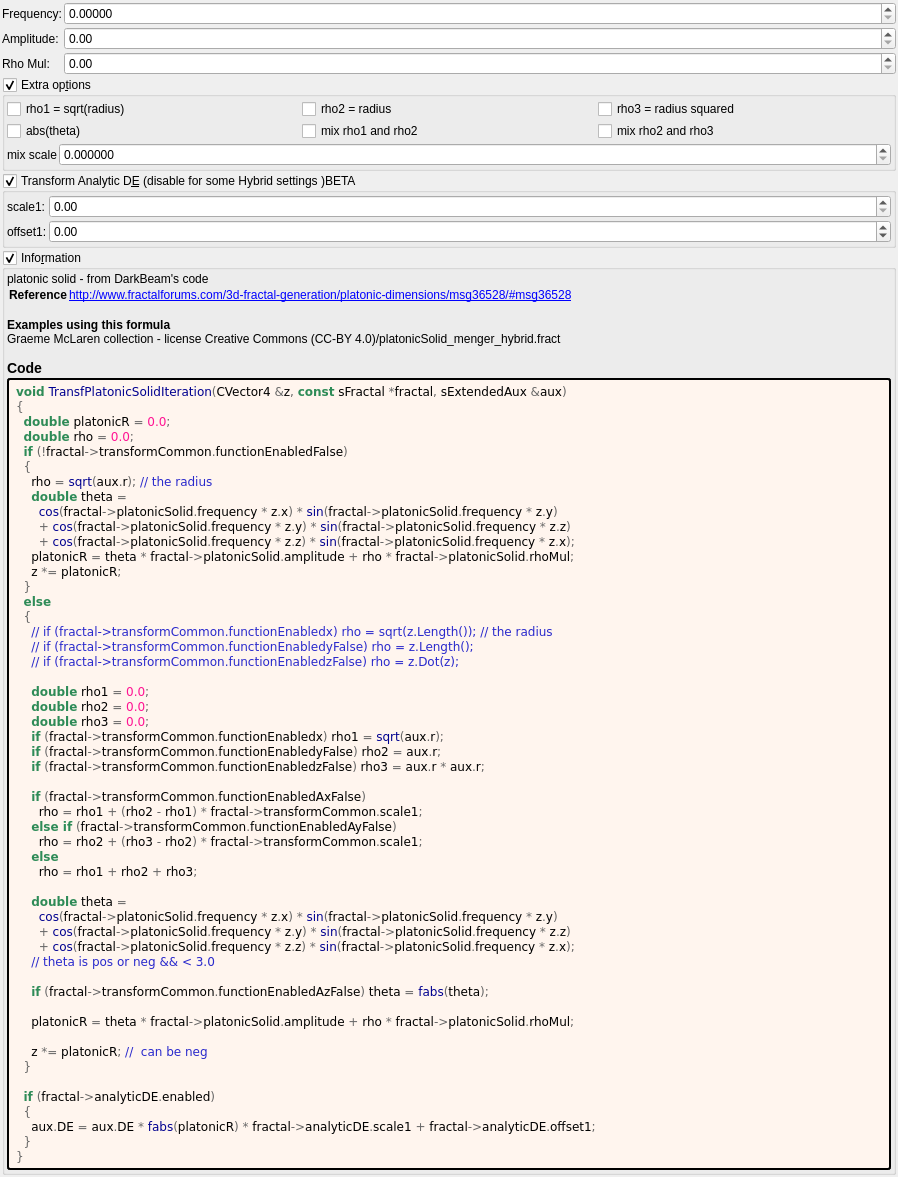
Before: the Qt Designer form mandelbulber2/formula/ui/transf_platonic_solid.ui in buddhi1980/mandelbulber2, drawn with Qt 5.
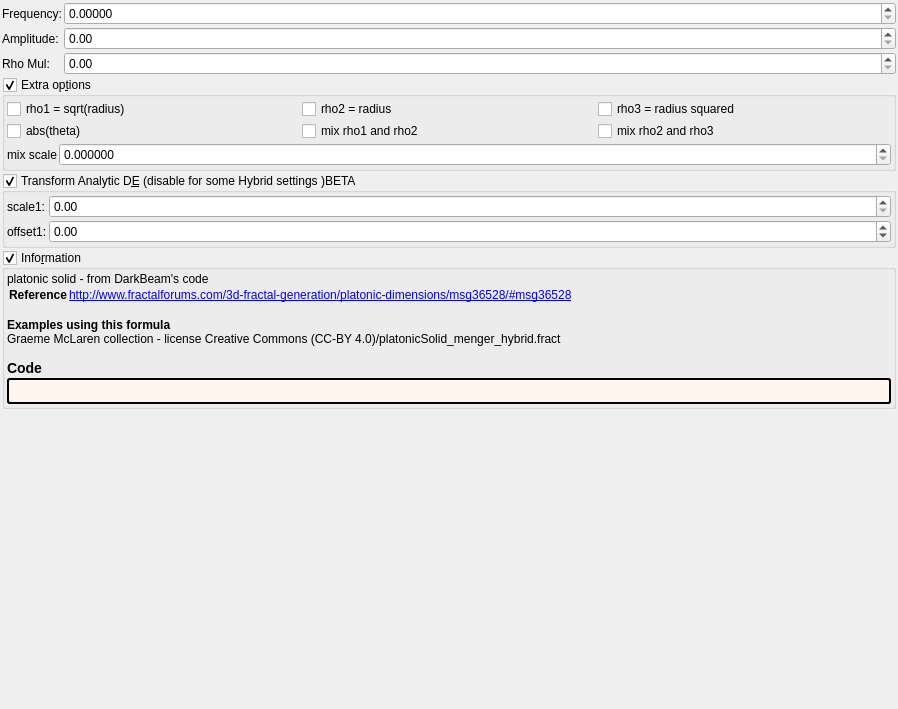
After: the same form once the commit is applied. Custom widgets are drawn as their Qt base class.

Patch:
```diff
--- a/mandelbulber2/formula/ui/transf_platonic_solid.ui
+++ b/mandelbulber2/formula/ui/transf_platonic_solid.ui
@@ -431,61 +431,7 @@
          <string notr="true">border-style: outset; border-width: 2px; border-radius: 3px; border-color: black; background-color: #fff5ee; padding: 4px;</string>
         </property>
         <property name="text">
-         <string notr="true">&lt;body style=&quot;background-color:#fff5ee&quot;&gt;
-&lt;pre style=&quot;color:#000000; background-color:#fff5ee;  font-family:'Courier New',monospace;&quot;&gt;&lt;span style=&quot;color:#2e8b57; font-weight:bold&quot;&gt;void&lt;/span&gt; &lt;span style=&quot;color:#00008f&quot;&gt;TransfPlatonicSolidIteration&lt;/span&gt;&lt;span style=&quot;color:#676767&quot;&gt;(&lt;/span&gt;CVector4 &lt;span style=&quot;color:#676767&quot;&gt;&amp;amp;&lt;/span&gt;z&lt;span style=&quot;color:#676767&quot;&gt;,&lt;/span&gt; &lt;span style=&quot;color:#2e8b57; font-weight:bold&quot;&gt;const&lt;/span&gt; sFractal &lt;span style=&quot;color:#676767&quot;&gt;*&lt;/span&gt;fractal&lt;span style=&quot;color:#676767&quot;&gt;,&lt;/span&gt; sExtendedAux &lt;span style=&quot;color:#676767&quot;&gt;&amp;amp;&lt;/span&gt;aux&lt;span style=&quot;color:#676767&quot;&gt;)&lt;/span&gt;
-&lt;span style=&quot;color:#676767&quot;&gt;{&lt;/span&gt;
-  &lt;span style=&quot;color:#2e8b57; font-weight:bold&quot;&gt;double&lt;/span&gt; platonicR &lt;span style=&quot;color:#676767&quot;&gt;=&lt;/span&gt; &lt;span style=&quot;color:#ff1493&quot;&gt;0.0&lt;/span&gt;&lt;span style=&quot;color:#676767&quot;&gt;;&lt;/span&gt;
-  &lt;span style=&quot;color:#2e8b57; font-weight:bold&quot;&gt;double&lt;/span&gt; rho &lt;span style=&quot;color:#676767&quot;&gt;=&lt;/span&gt; &lt;span style=&quot;color:#ff1493&quot;&gt;0.0&lt;/span&gt;&lt;span style=&quot;color:#676767&quot;&gt;;&lt;/span&gt;
-  &lt;span style=&quot;color:#2e8b57; font-weight:bold&quot;&gt;if&lt;/span&gt; &lt;span style=&quot;color:#676767&quot;&gt;(!&lt;/span&gt;fractal&lt;span style=&quot;color:#676767&quot;&gt;-&amp;gt;&lt;/span&gt;transformCommon&lt;span style=&quot;color:#676767&quot;&gt;.&lt;/span&gt;functionEnabledFalse&lt;span style=&quot;color:#676767&quot;&gt;)&lt;/span&gt;
-  &lt;span style=&quot;color:#676767&quot;&gt;{&lt;/span&gt;
-    rho &lt;span style=&quot;color:#676767&quot;&gt;=&lt;/span&gt; &lt;span style=&quot;color:#00008f&quot;&gt;sqrt&lt;/span&gt;&lt;span style=&quot;color:#676767&quot;&gt;(&lt;/span&gt;aux&lt;span style=&quot;color:#676767&quot;&gt;.&lt;/span&gt;r&lt;span style=&quot;color:#676767&quot;&gt;);&lt;/span&gt; &lt;span style=&quot;color:#2929cc&quot;&gt;// the radius&lt;/span&gt;
-    &lt;span style=&quot;color:#2e8b57; font-weight:bold&quot;&gt;double&lt;/span&gt; theta &lt;span style=&quot;color:#676767&quot;&gt;=&lt;/span&gt;
-      &lt;span style=&quot;color:#00008f&quot;&gt;cos&lt;/span&gt;&lt;span style=&quot;color:#676767&quot;&gt;(&lt;/span&gt;fractal&lt;span style=&quot;color:#676767&quot;&gt;-&amp;gt;&lt;/span&gt;platonicSolid&lt;span style=&quot;color:#676767&quot;&gt;.&lt;/span&gt;frequency &lt;span style=&quot;color:#676767&quot;&gt;*&lt;/span&gt; z&lt;span style=&quot;color:#676767&quot;&gt;.&lt;/span&gt;x&lt;span style=&quot;color:#676767&quot;&gt;) *&lt;/span&gt; &lt;span style=&quot;color:#00008f&quot;&gt;sin&lt;/span&gt;&lt;span style=&quot;color:#676767&quot;&gt;(&lt;/span&gt;fractal&lt;span style=&quot;color:#676767&quot;&gt;-&amp;gt;&lt;/span&gt;platonicSolid&lt;span style=&quot;color:#676767&quot;&gt;.&lt;/span&gt;frequency &lt;span style=&quot;color:#676767&quot;&gt;*&lt;/span&gt; z&lt;span style=&quot;color:#676767&quot;&gt;.&lt;/span&gt;y&lt;span style=&quot;color:#676767&quot;&gt;)&lt;/span&gt;
-      &lt;span style=&quot;color:#676767&quot;&gt;+&lt;/span&gt; &lt;span style=&quot;color:#00008f&quot;&gt;cos&lt;/span&gt;&lt;span style=&quot;color:#676767&quot;&gt;(&lt;/span&gt;fractal&lt;span style=&quot;color:#676767&quot;&gt;-&amp;gt;&lt;/span&gt;platonicSolid&lt;span style=&quot;color:#676767&quot;&gt;.&lt;/span&gt;frequency &lt;span style=&quot;color:#676767&quot;&gt;*&lt;/span&gt; z&lt;span style=&quot;color:#676767&quot;&gt;.&lt;/span&gt;y&lt;span style=&quot;color:#676767&quot;&gt;) *&lt;/span&gt; &lt;span style=&quot;color:#00008f&quot;&gt;sin&lt;/span&gt;&lt;span style=&quot;color:#676767&quot;&gt;(&lt;/span&gt;fractal&lt;span style=&quot;color:#676767&quot;&gt;-&amp;gt;&lt;/span&gt;platonicSolid&lt;span style=&quot;color:#676767&quot;&gt;.&lt;/span&gt;frequency &lt;span style=&quot;color:#676767&quot;&gt;*&lt;/span&gt; z&lt;span style=&quot;color:#676767&quot;&gt;.&lt;/span&gt;z&lt;span style=&quot;color:#676767&quot;&gt;)&lt;/span&gt;
-      &lt;span style=&quot;color:#676767&quot;&gt;+&lt;/span&gt; &lt;span style=&quot;color:#00008f&quot;&gt;cos&lt;/span&gt;&lt;span style=&quot;color:#676767&quot;&gt;(&lt;/span&gt;fractal&lt;span style=&quot;color:#676767&quot;&gt;-&amp;gt;&lt;/span&gt;platonicSolid&lt;span style=&quot;color:#676767&quot;&gt;.&lt;/span&gt;frequency &lt;span style=&quot;color:#676767&quot;&gt;*&lt;/span&gt; z&lt;span style=&quot;color:#676767&quot;&gt;.&lt;/span&gt;z&lt;span style=&quot;color:#676767&quot;&gt;) *&lt;/span&gt; &lt;span style=&quot;color:#00008f&quot;&gt;sin&lt;/span&gt;&lt;span style=&quot;color:#676767&quot;&gt;(&lt;/span&gt;fractal&lt;span style=&quot;color:#676767&quot;&gt;-&amp;gt;&lt;/span&gt;platonicSolid&lt;span style=&quot;color:#676767&quot;&gt;.&lt;/span&gt;frequency &lt;span style=&quot;color:#676767&quot;&gt;*&lt;/span&gt; z&lt;span style=&quot;color:#676767&quot;&gt;.&lt;/span&gt;x&lt;span style=&quot;color:#676767&quot;&gt;);&lt;/span&gt;
-    platonicR &lt;span style=&quot;color:#676767&quot;&gt;=&lt;/span&gt; theta &lt;span style=&quot;color:#676767&quot;&gt;*&lt;/span&gt; fractal&lt;span style=&quot;color:#676767&quot;&gt;-&amp;gt;&lt;/span&gt;platonicSolid&lt;span style=&quot;color:#676767&quot;&gt;.&lt;/span&gt;amplitude &lt;span style=&quot;color:#676767&quot;&gt;+&lt;/span&gt; rho &lt;span style=&quot;color:#676767&quot;&gt;*&lt;/span&gt; fractal&lt;span style=&quot;color:#676767&quot;&gt;-&amp;gt;&lt;/span&gt;platonicSolid&lt;span style=&quot;color:#676767&quot;&gt;.&lt;/span&gt;rhoMul&lt;span style=&quot;color:#676767&quot;&gt;;&lt;/span&gt;
-    z &lt;span style=&quot;color:#676767&quot;&gt;*=&lt;/span&gt; platonicR&lt;span style=&quot;color:#676767&quot;&gt;;&lt;/span&gt;
-  &lt;span style=&quot;color:#676767&quot;&gt;}&lt;/span&gt;
-  &lt;span style=&quot;color:#2e8b57; font-weight:bold&quot;&gt;else&lt;/span&gt;
-  &lt;span style=&quot;color:#676767&quot;&gt;{&lt;/span&gt;
-    &lt;span style=&quot;color:#2929cc&quot;&gt;// if (fractal-&amp;gt;transformCommon.functionEnabledx) rho = sqrt(z.Length()); // the radius&lt;/span&gt;
-    &lt;span style=&quot;color:#2929cc&quot;&gt;// if (fractal-&amp;gt;transformCommon.functionEnabledyFalse) rho = z.Length();&lt;/span&gt;
-    &lt;span style=&quot;color:#2929cc&quot;&gt;// if (fractal-&amp;gt;transformCommon.functionEnabledzFalse) rho = z.Dot(z);&lt;/span&gt;
-
-    &lt;span style=&quot;color:#2e8b57; font-weight:bold&quot;&gt;double&lt;/span&gt; rho1 &lt;span style=&quot;color:#676767&quot;&gt;=&lt;/span&gt; &lt;span style=&quot;color:#ff1493&quot;&gt;0.0&lt;/span&gt;&lt;span style=&quot;color:#676767&quot;&gt;;&lt;/span&gt;
-    &lt;span style=&quot;color:#2e8b57; font-weight:bold&quot;&gt;double&lt;/span&gt; rho2 &lt;span style=&quot;color:#676767&quot;&gt;=&lt;/span&gt; &lt;span style=&quot;color:#ff1493&quot;&gt;0.0&lt;/span&gt;&lt;span style=&quot;color:#676767&quot;&gt;;&lt;/span&gt;
-    &lt;span style=&quot;color:#2e8b57; font-weight:bold&quot;&gt;double&lt;/span&gt; rho3 &lt;span style=&quot;color:#676767&quot;&gt;=&lt;/span&gt; &lt;span style=&quot;color:#ff1493&quot;&gt;0.0&lt;/span&gt;&lt;span style=&quot;color:#676767&quot;&gt;;&lt;/span&gt;
-    &lt;span style=&quot;color:#2e8b57; font-weight:bold&quot;&gt;if&lt;/span&gt; &lt;span style=&quot;color:#676767&quot;&gt;(&lt;/span&gt;fractal&lt;span style=&quot;color:#676767&quot;&gt;-&amp;gt;&lt;/span&gt;transformCommon&lt;span style=&quot;color:#676767&quot;&gt;.&lt;/span&gt;functionEnabledx&lt;span style=&quot;color:#676767&quot;&gt;)&lt;/span&gt; rho1 &lt;span style=&quot;color:#676767&quot;&gt;=&lt;/span&gt; &lt;span style=&quot;color:#00008f&quot;&gt;sqrt&lt;/span&gt;&lt;span style=&quot;color:#676767&quot;&gt;(&lt;/span&gt;aux&lt;span style=&quot;color:#676767&quot;&gt;.&lt;/span&gt;r&lt;span style=&quot;color:#676767&quot;&gt;);&lt;/span&gt;
-    &lt;span style=&quot;color:#2e8b57; font-weight:bold&quot;&gt;if&lt;/span&gt; &lt;span style=&quot;color:#676767&quot;&gt;(&lt;/span&gt;fractal&lt;span style=&quot;color:#676767&quot;&gt;-&amp;gt;&lt;/span&gt;transformCommon&lt;span style=&quot;color:#676767&quot;&gt;.&lt;/span&gt;functionEnabledyFalse&lt;span style=&quot;color:#676767&quot;&gt;)&lt;/span&gt; rho2 &lt;span style=&quot;color:#676767&quot;&gt;=&lt;/span&gt; aux&lt;span style=&quot;color:#676767&quot;&gt;.&lt;/span&gt;r&lt;span style=&quot;color:#676767&quot;&gt;;&lt;/span&gt;
-    &lt;span style=&quot;color:#2e8b57; font-weight:bold&quot;&gt;if&lt;/span&gt; &lt;span style=&quot;color:#676767&quot;&gt;(&lt;/span&gt;fractal&lt;span style=&quot;color:#676767&quot;&gt;-&amp;gt;&lt;/span&gt;transformCommon&lt;span style=&quot;color:#676767&quot;&gt;.&lt;/span&gt;functionEnabledzFalse&lt;span style=&quot;color:#676767&quot;&gt;)&lt;/span&gt; rho3 &lt;span style=&quot;color:#676767&quot;&gt;=&lt;/span&gt; aux&lt;span style=&quot;color:#676767&quot;&gt;.&lt;/span&gt;r &lt;span style=&quot;color:#676767&quot;&gt;*&lt;/span&gt; aux&lt;span style=&quot;color:#676767&quot;&gt;.&lt;/span&gt;r&lt;span style=&quot;color:#676767&quot;&gt;;&lt;/span&gt;
-
-    &lt;span style=&quot;color:#2e8b57; font-weight:bold&quot;&gt;if&lt;/span&gt; &lt;span style=&quot;color:#676767&quot;&gt;(&lt;/span&gt;fractal&lt;span style=&quot;color:#676767&quot;&gt;-&amp;gt;&lt;/span&gt;transformCommon&lt;span style=&quot;color:#676767&quot;&gt;.&lt;/span&gt;functionEnabledAxFalse&lt;span style=&quot;color:#676767&quot;&gt;)&lt;/span&gt;
-      rho &lt;span style=&quot;color:#676767&quot;&gt;=&lt;/span&gt; rho1 &lt;span style=&quot;color:#676767&quot;&gt;+ (&lt;/span&gt;rho2 &lt;span style=&quot;color:#676767&quot;&gt;-&lt;/span&gt; rho1&lt;span style=&quot;color:#676767&quot;&gt;) *&lt;/span&gt; fractal&lt;span style=&quot;color:#676767&quot;&gt;-&amp;gt;&lt;/span&gt;transformCommon&lt;span style=&quot;color:#676767&quot;&gt;.&lt;/span&gt;scale1&lt;span style=&quot;color:#676767&quot;&gt;;&lt;/span&gt;
-    &lt;span style=&quot;color:#2e8b57; font-weight:bold&quot;&gt;else if&lt;/span&gt; &lt;span style=&quot;color:#676767&quot;&gt;(&lt;/span&gt;fractal&lt;span style=&quot;color:#676767&quot;&gt;-&amp;gt;&lt;/span&gt;transformCommon&lt;span style=&quot;color:#676767&quot;&gt;.&lt;/span&gt;functionEnabledAyFalse&lt;span style=&quot;color:#676767&quot;&gt;)&lt;/span&gt;
-      rho &lt;span style=&quot;color:#676767&quot;&gt;=&lt;/span&gt; rho2 &lt;span style=&quot;color:#676767&quot;&gt;+ (&lt;/span&gt;rho3 &lt;span style=&quot;color:#676767&quot;&gt;-&lt;/span&gt; rho2&lt;span style=&quot;color:#676767&quot;&gt;) *&lt;/span&gt; fractal&lt;span style=&quot;color:#676767&quot;&gt;-&amp;gt;&lt;/span&gt;transformCommon&lt;span style=&quot;color:#676767&quot;&gt;.&lt;/span&gt;scale1&lt;span style=&quot;color:#676767&quot;&gt;;&lt;/span&gt;
-    &lt;span style=&quot;color:#2e8b57; font-weight:bold&quot;&gt;else&lt;/span&gt;
-      rho &lt;span style=&quot;color:#676767&quot;&gt;=&lt;/span&gt; rho1 &lt;span style=&quot;color:#676767&quot;&gt;+&lt;/span&gt; rho2 &lt;span style=&quot;color:#676767&quot;&gt;+&lt;/span&gt; rho3&lt;span style=&quot;color:#676767&quot;&gt;;&lt;/span&gt;
-
-    &lt;span style=&quot;color:#2e8b57; font-weight:bold&quot;&gt;double&lt;/span&gt; theta &lt;span style=&quot;color:#676767&quot;&gt;=&lt;/span&gt;
-      &lt;span style=&quot;color:#00008f&quot;&gt;cos&lt;/span&gt;&lt;span style=&quot;color:#676767&quot;&gt;(&lt;/span&gt;fractal&lt;span style=&quot;color:#676767&quot;&gt;-&amp;gt;&lt;/span&gt;platonicSolid&lt;span style=&quot;color:#676767&quot;&gt;.&lt;/span&gt;frequency &lt;span style=&quot;color:#676767&quot;&gt;*&lt;/span&gt; z&lt;span style=&quot;color:#676767&quot;&gt;.&lt;/span&gt;x&lt;span style=&quot;color:#676767&quot;&gt;) *&lt;/span&gt; &lt;span style=&quot;color:#00008f&quot;&gt;sin&lt;/span&gt;&lt;span style=&quot;color:#676767&quot;&gt;(&lt;/span&gt;fractal&lt;span style=&quot;color:#676767&quot;&gt;-&amp;gt;&lt;/span&gt;platonicSolid&lt;span style=&quot;color:#676767&quot;&gt;.&lt;/span&gt;frequency &lt;span style=&quot;color:#676767&quot;&gt;*&lt;/span&gt; z&lt;span style=&quot;color:#676767&quot;&gt;.&lt;/span&gt;y&lt;span style=&quot;color:#676767&quot;&gt;)&lt;/span&gt;
-      &lt;span style=&quot;color:#676767&quot;&gt;+&lt;/span&gt; &lt;span style=&quot;color:#00008f&quot;&gt;cos&lt;/span&gt;&lt;span style=&quot;color:#676767&quot;&gt;(&lt;/span&gt;fractal&lt;span style=&quot;color:#676767&quot;&gt;-&amp;gt;&lt;/span&gt;platonicSolid&lt;span style=&quot;color:#676767&quot;&gt;.&lt;/span&gt;frequency &lt;span style=&quot;color:#676767&quot;&gt;*&lt;/span&gt; z&lt;span style=&quot;color:#676767&quot;&gt;.&lt;/span&gt;y&lt;span style=&quot;color:#676767&quot;&gt;) *&lt;/span&gt; &lt;span style=&quot;color:#00008f&quot;&gt;sin&lt;/span&gt;&lt;span style=&quot;color:#676767&quot;&gt;(&lt;/span&gt;fractal&lt;span style=&quot;color:#676767&quot;&gt;-&amp;gt;&lt;/span&gt;platonicSolid&lt;span style=&quot;color:#676767&quot;&gt;.&lt;/span&gt;frequency &lt;span style=&quot;color:#676767&quot;&gt;*&lt;/span&gt; z&lt;span style=&quot;color:#676767&quot;&gt;.&lt;/span&gt;z&lt;span style=&quot;color:#676767&quot;&gt;)&lt;/span&gt;
-      &lt;span style=&quot;color:#676767&quot;&gt;+&lt;/span&gt; &lt;span style=&quot;color:#00008f&quot;&gt;cos&lt;/span&gt;&lt;span style=&quot;color:#676767&quot;&gt;(&lt;/span&gt;fractal&lt;span style=&quot;color:#676767&quot;&gt;-&amp;gt;&lt;/span&gt;platonicSolid&lt;span style=&quot;color:#676767&quot;&gt;.&lt;/span&gt;frequency &lt;span style=&quot;color:#676767&quot;&gt;*&lt;/span&gt; z&lt;span style=&quot;color:#676767&quot;&gt;.&lt;/span&gt;z&lt;span style=&quot;color:#676767&quot;&gt;) *&lt;/span&gt; &lt;span style=&quot;color:#00008f&quot;&gt;sin&lt;/span&gt;&lt;span style=&quot;color:#676767&quot;&gt;(&lt;/span&gt;fractal&lt;span style=&quot;color:#676767&quot;&gt;-&amp;gt;&lt;/span&gt;platonicSolid&lt;span style=&quot;color:#676767&quot;&gt;.&lt;/span&gt;frequency &lt;span style=&quot;color:#676767&quot;&gt;*&lt;/span&gt; z&lt;span style=&quot;color:#676767&quot;&gt;.&lt;/span&gt;x&lt;span style=&quot;color:#676767&quot;&gt;);&lt;/span&gt;
-    &lt;span style=&quot;color:#2929cc&quot;&gt;// theta is pos or neg &amp;amp;&amp;amp; &amp;lt; 3.0&lt;/span&gt;
-
-    &lt;span style=&quot;color:#2e8b57; font-weight:bold&quot;&gt;if&lt;/span&gt; &lt;span style=&quot;color:#676767&quot;&gt;(&lt;/span&gt;fractal&lt;span style=&quot;color:#676767&quot;&gt;-&amp;gt;&lt;/span&gt;transformCommon&lt;span style=&quot;color:#676767&quot;&gt;.&lt;/span&gt;functionEnabledAzFalse&lt;span style=&quot;color:#676767&quot;&gt;)&lt;/span&gt; theta &lt;span style=&quot;color:#676767&quot;&gt;=&lt;/span&gt; &lt;span style=&quot;color:#00008f&quot;&gt;fabs&lt;/span&gt;&lt;span style=&quot;color:#676767&quot;&gt;(&lt;/span&gt;theta&lt;span style=&quot;color:#676767&quot;&gt;);&lt;/span&gt;
-
-    platonicR &lt;span style=&quot;color:#676767&quot;&gt;=&lt;/span&gt; theta &lt;span style=&quot;color:#676767&quot;&gt;*&lt;/span&gt; fractal&lt;span style=&quot;color:#676767&quot;&gt;-&amp;gt;&lt;/span&gt;platonicSolid&lt;span style=&quot;color:#676767&quot;&gt;.&lt;/span&gt;amplitude &lt;span style=&quot;color:#676767&quot;&gt;+&lt;/span&gt; rho &lt;span style=&quot;color:#676767&quot;&gt;*&lt;/span&gt; fractal&lt;span style=&quot;color:#676767&quot;&gt;-&amp;gt;&lt;/span&gt;platonicSolid&lt;span style=&quot;color:#676767&quot;&gt;.&lt;/span&gt;rhoMul&lt;span style=&quot;color:#676767&quot;&gt;;&lt;/span&gt;
-
-    z &lt;span style=&quot;color:#676767&quot;&gt;*=&lt;/span&gt; platonicR&lt;span style=&quot;color:#676767&quot;&gt;;&lt;/span&gt; &lt;span style=&quot;color:#2929cc&quot;&gt;//  can be neg&lt;/span&gt;
-  &lt;span style=&quot;color:#676767&quot;&gt;}&lt;/span&gt;
-
-  &lt;span style=&quot;color:#2e8b57; font-weight:bold&quot;&gt;if&lt;/span&gt; &lt;span style=&quot;color:#676767&quot;&gt;(&lt;/span&gt;fractal&lt;span style=&quot;color:#676767&quot;&gt;-&amp;gt;&lt;/span&gt;analyticDE&lt;span style=&quot;color:#676767&quot;&gt;.&lt;/span&gt;enabled&lt;span style=&quot;color:#676767&quot;&gt;)&lt;/span&gt;
-  &lt;span style=&quot;color:#676767&quot;&gt;{&lt;/span&gt;
-    aux&lt;span style=&quot;color:#676767&quot;&gt;.&lt;/span&gt;DE &lt;span style=&quot;color:#676767&quot;&gt;=&lt;/span&gt; aux&lt;span style=&quot;color:#676767&quot;&gt;.&lt;/span&gt;DE &lt;span style=&quot;color:#676767&quot;&gt;*&lt;/span&gt; &lt;span style=&quot;color:#00008f&quot;&gt;fabs&lt;/span&gt;&lt;span style=&quot;color:#676767&quot;&gt;(&lt;/span&gt;platonicR&lt;span style=&quot;color:#676767&quot;&gt;) *&lt;/span&gt; fractal&lt;span style=&quot;color:#676767&quot;&gt;-&amp;gt;&lt;/span&gt;analyticDE&lt;span style=&quot;color:#676767&quot;&gt;.&lt;/span&gt;scale1 &lt;span style=&quot;color:#676767&quot;&gt;+&lt;/span&gt; fractal&lt;span style=&quot;color:#676767&quot;&gt;-&amp;gt;&lt;/span&gt;analyticDE&lt;span style=&quot;color:#676767&quot;&gt;.&lt;/span&gt;offset1&lt;span style=&quot;color:#676767&quot;&gt;;&lt;/span&gt;
-  &lt;span style=&quot;color:#676767&quot;&gt;}&lt;/span&gt;
-&lt;span style=&quot;color:#676767&quot;&gt;}&lt;/span&gt;
-&lt;/pre&gt;
-&lt;/body&gt;</string>
+         <string notr="true"></string>
         </property>
         <property name="wordWrap">
          <bool>true</bool>
```
